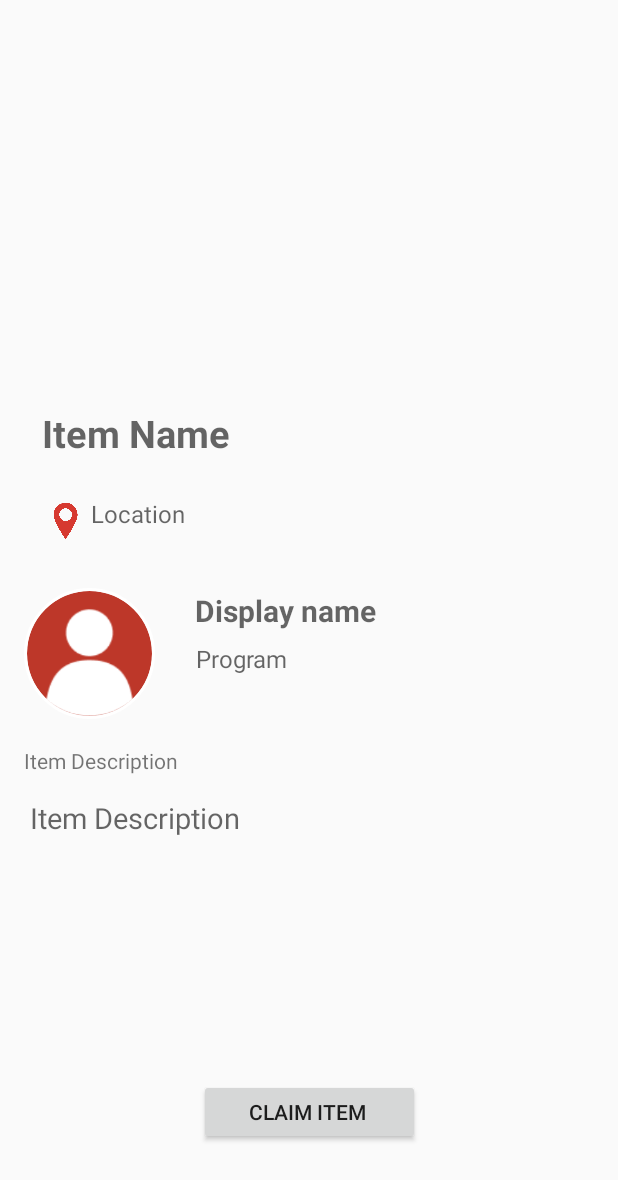
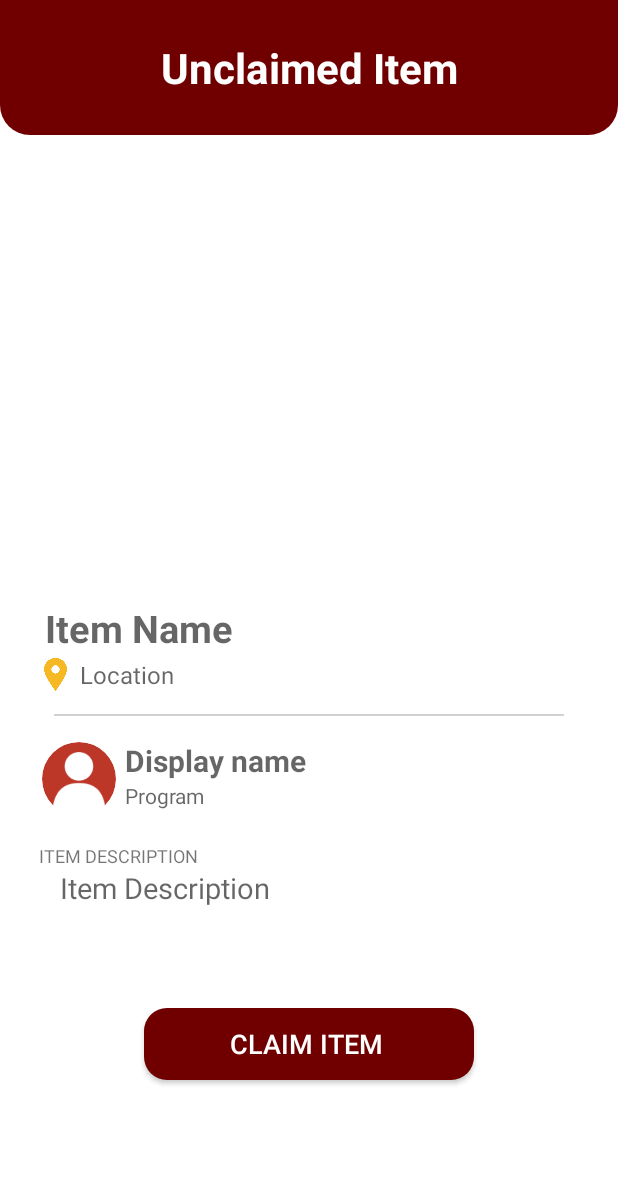
Before and after one commit to triciamaerivera/PupFinds, an Android app: the ViewItemActivity screen opened directly, with no data from a screen before it, on a phone screen of 412 x 824 dp. Shown: the top 1180 px of the screen. Run offline under Robolectric (Android 15) with nearby library versions, the phone set to English and light mode, and no system bars; our stand-ins replace CircleImageView, Firebase (no records; nobody signed in at launch, a user with empty details on screens opened directly), Picasso.

Commit message:
updated UI

```diff
--- a/app/src/main/res/drawable-nodpi/maroon_edge.xml
+++ b/app/src/main/res/drawable-nodpi/maroon_edge.xml
@@ -4,7 +4,7 @@
 
     <solid android:color="@color/PUPFinds" />
 
-    <corners android:bottomLeftRadius="30dp" android:bottomRightRadius="30dp" />
+    <corners android:bottomLeftRadius="20dp" android:bottomRightRadius="20dp" />
 
 
 
--- a/app/src/main/res/layout/activity_upload_found_item.xml
+++ b/app/src/main/res/layout/activity_upload_found_item.xml
@@ -147,12 +147,13 @@
             <EditText
                 android:id="@+id/foundItemDescription"
                 android:layout_width="328dp"
-                android:layout_height="96dp"
+                android:layout_height="192dp"
                 android:layout_marginTop="15dp"
                 android:background="@drawable/entry"
                 android:gravity="top"
                 android:hint="Item Description"
                 android:isScrollContainer="true"
+                android:maxLength="400"
                 android:paddingStart="10dp"
                 android:paddingTop="10dp"
                 android:paddingEnd="10dp"
@@ -164,7 +165,7 @@
                 android:id="@+id/itemImage"
                 android:layout_width="328dp"
                 android:layout_height="328dp"
-                android:layout_marginTop="24dp"
+                android:layout_marginTop="15dp"
                 android:paddingStart="10dp"
                 android:paddingEnd="10dp"
                 android:scaleType="centerCrop"
--- a/app/src/main/res/layout/activity_upload_lost_item.xml
+++ b/app/src/main/res/layout/activity_upload_lost_item.xml
@@ -147,12 +147,13 @@
             <EditText
                 android:id="@+id/LostItemDescription"
                 android:layout_width="328dp"
-                android:layout_height="96dp"
+                android:layout_height="192dp"
                 android:layout_marginTop="15dp"
                 android:background="@drawable/entry"
                 android:gravity="top"
                 android:hint="Item Description"
                 android:isScrollContainer="true"
+                android:maxLength="400"
                 android:paddingStart="10dp"
                 android:paddingTop="10dp"
                 android:paddingEnd="10dp"
--- a/app/src/main/res/layout/activity_view_item.xml
+++ b/app/src/main/res/layout/activity_view_item.xml
@@ -3,134 +3,179 @@
     xmlns:app="http://schemas.android.com/apk/res-auto"
     xmlns:tools="http://schemas.android.com/tools"
     android:layout_width="match_parent"
+    android:layout_height="match_parent">
+
+
+    <ScrollView
+        android:id="@+id/scrollView2"
+        android:layout_width="match_parent"
         android:layout_height="match_parent"
-    android:padding="16dp">
+        android:fillViewport="true"
+        android:visibility="visible"
+        app:layout_constraintEnd_toEndOf="parent"
+        app:layout_constraintHorizontal_bias="0.0"
+        app:layout_constraintStart_toStartOf="parent"
+        tools:layout_editor_absoluteY="96dp">
+
+        <androidx.constraintlayout.widget.ConstraintLayout
+            android:layout_width="match_parent"
+            android:layout_height="wrap_content"
+            android:background="@color/white"
+            android:scrollbarSize="20dp">
+
 
             <ImageView
                 android:id="@+id/itemImageView"
-        android:layout_width="match_parent"
-        android:layout_height="200dp"
+                android:layout_width="415dp"
+                android:layout_height="310dp"
+                android:layout_marginTop="76dp"
                 android:scaleType="centerCrop"
-        app:layout_constraintBottom_toBottomOf="parent"
                 app:layout_constraintEnd_toEndOf="parent"
+                app:layout_constraintHorizontal_bias="0.333"
                 app:layout_constraintStart_toStartOf="parent"
                 app:layout_constraintTop_toTopOf="parent"
-        app:layout_constraintVertical_bias="0.06"
                 tools:src="@drawable/placeholder_image" />
 
             <TextView
                 android:id="@+id/itemNameTextView"
-        android:layout_width="358dp"
-        android:layout_height="51dp"
+                android:layout_width="359dp"
+                android:layout_height="32dp"
+                android:layout_marginStart="30dp"
+                android:layout_marginTop="15dp"
                 android:hint="Item Name"
+                android:textColor="@color/PUPFinds"
                 android:textSize="25dp"
                 android:textStyle="bold"
-        app:layout_constraintBottom_toBottomOf="parent"
+                app:layout_constraintStart_toStartOf="parent"
+                app:layout_constraintTop_toBottomOf="@+id/itemImageView" />
+
+            <ImageView
+                android:id="@+id/imageView"
+                android:layout_width="22dp"
+                android:layout_height="22dp"
+                android:layout_marginStart="26dp"
+                app:layout_constraintStart_toStartOf="parent"
+                app:layout_constraintTop_toTopOf="@+id/itemLocationTextView"
+                app:srcCompat="@drawable/pin" />
+
+            <TextView
+                android:id="@+id/itemLocationTextView"
+                android:layout_width="272dp"
+                android:layout_height="wrap_content"
+                android:layout_marginStart="5dp"
+                android:layout_marginTop="5dp"
+                android:hint="Location"
+                android:textColor="@color/PUPFinds"
+                android:textSize="16dp"
+                app:layout_constraintStart_toEndOf="@+id/imageView"
+                app:layout_constraintTop_toBottomOf="@+id/itemNameTextView" />
+
+            <View
+                android:id="@+id/line"
+                android:layout_width="340dp"
+                android:layout_height="1dp"
+                android:layout_marginTop="15dp"
+                android:background="#D1D1D1"
                 app:layout_constraintEnd_toEndOf="parent"
-        app:layout_constraintHorizontal_bias="0.542"
                 app:layout_constraintStart_toStartOf="parent"
-        app:layout_constraintTop_toTopOf="parent"
-        app:layout_constraintVertical_bias="0.345" />
+                app:layout_constraintTop_toBottomOf="@+id/itemLocationTextView" />
+
+            <de.hdodenhof.circleimageview.CircleImageView
+                android:id="@+id/imageViewProfilePicture"
+                android:layout_width="53dp"
+                android:layout_height="53dp"
+                android:layout_marginStart="26dp"
+                android:layout_marginTop="15dp"
+                android:src="@drawable/reg_profile"
+                app:civ_border_color="#FFFFFF"
+                app:civ_border_width="2dp"
+                app:layout_constraintStart_toStartOf="parent"
+                app:layout_constraintTop_toBottomOf="@+id/line" />
+
+            <TextView
+                android:id="@+id/DisplayNameTextView"
+                android:layout_width="251dp"
+                android:layout_height="wrap_content"
+                android:layout_marginStart="4dp"
+                android:layout_marginTop="16dp"
+                android:hint="Display name"
+                android:textColor="@color/PUPFinds"
+                android:textSize="20dp"
+                android:textStyle="bold"
+                app:layout_constraintStart_toEndOf="@+id/imageViewProfilePicture"
+                app:layout_constraintTop_toBottomOf="@+id/line" />
+
+            <TextView
+                android:id="@+id/ProgramTextView"
+                android:layout_width="wrap_content"
+                android:layout_height="wrap_content"
+                android:layout_marginStart="4dp"
+                android:hint="Program"
+                android:textColor="#674747"
+                android:textSize="14sp"
+                app:layout_constraintStart_toEndOf="@+id/imageViewProfilePicture"
+                app:layout_constraintTop_toBottomOf="@+id/DisplayNameTextView" />
+
+            <TextView
+                android:id="@+id/textView3"
+                android:layout_width="wrap_content"
+                android:layout_height="wrap_content"
+                android:layout_marginStart="26dp"
+                android:layout_marginTop="16dp"
+                android:text="ITEM DESCRIPTION"
+                android:textSize="12sp"
+                app:layout_constraintStart_toStartOf="parent"
+                app:layout_constraintTop_toBottomOf="@+id/imageViewProfilePicture" />
 
             <TextView
                 android:id="@+id/itemDescription"
                 android:layout_width="349dp"
-        android:layout_height="142dp"
+                android:layout_height="wrap_content"
+                android:layout_marginStart="17dp"
+                android:hint="Item Description"
                 android:textSize="19dp"
-        android:hint="Item Description"
-        app:layout_constraintBottom_toBottomOf="parent"
                 app:layout_constraintEnd_toEndOf="parent"
-        app:layout_constraintHorizontal_bias="0.136"
+                app:layout_constraintHorizontal_bias="0.507"
                 app:layout_constraintStart_toStartOf="parent"
-        app:layout_constraintTop_toTopOf="parent"
-        app:layout_constraintVertical_bias="0.794" />
-
-    <TextView
-        android:id="@+id/ProgramTextView"
-        android:layout_width="250dp"
-        android:layout_height="40dp"
-        android:hint="Program"
-        android:textSize="16dp"
-        app:layout_constraintBottom_toBottomOf="parent"
-        app:layout_constraintEnd_toEndOf="parent"
-        app:layout_constraintHorizontal_bias="0.884"
-        app:layout_constraintStart_toStartOf="parent"
-        app:layout_constraintTop_toTopOf="parent"
-        app:layout_constraintVertical_bias="0.548" />
-
-    <TextView
-        android:id="@+id/itemLocationTextView"
-        android:layout_width="311dp"
-        android:layout_height="39dp"
-        android:layout_marginTop="60dp"
-        android:hint="Location"
-        android:textSize="16dp"
-        app:layout_constraintBottom_toBottomOf="parent"
-        app:layout_constraintEnd_toEndOf="parent"
-        app:layout_constraintHorizontal_bias="0.646"
-        app:layout_constraintStart_toStartOf="parent"
-        app:layout_constraintTop_toTopOf="parent"
-        app:layout_constraintVertical_bias="0.369" />
-
-    <de.hdodenhof.circleimageview.CircleImageView
-        android:id="@+id/imageViewProfilePicture"
-        android:layout_width="87dp"
-        android:layout_height="87dp"
-        android:src="@drawable/reg_profile"
-        app:civ_border_color="#FFFFFF"
-        app:civ_border_width="2dp"
-        app:layout_constraintBottom_toBottomOf="parent"
-        app:layout_constraintStart_toStartOf="parent"
-        app:layout_constraintTop_toTopOf="parent"
-        app:layout_constraintVertical_bias="0.534" />
-
-
-
-    <TextView
-        android:id="@+id/textView5"
-        android:layout_width="wrap_content"
-        android:layout_height="wrap_content"
-        android:text="Item Description"
-        app:layout_constraintBottom_toBottomOf="parent"
-        app:layout_constraintEnd_toEndOf="parent"
-        app:layout_constraintHorizontal_bias="0.0"
-        app:layout_constraintStart_toStartOf="parent"
-        app:layout_constraintTop_toTopOf="parent"
-        app:layout_constraintVertical_bias="0.623" />
+                app:layout_constraintTop_toBottomOf="@+id/textView3" />
 
             <Button
                 android:id="@+id/buttonClaim"
-        android:layout_width="147dp"
-        android:layout_height="44dp"
+                android:layout_width="220dp"
+                android:layout_height="48dp"
+                android:layout_marginTop="24dp"
+                android:background="@drawable/maroon_rounded"
                 android:text="Claim Item "
+                android:textColor="@color/white"
+                android:textSize="18sp"
                 app:layout_constraintBottom_toBottomOf="parent"
                 app:layout_constraintEnd_toEndOf="parent"
+                app:layout_constraintHorizontal_bias="0.501"
                 app:layout_constraintStart_toStartOf="parent"
-        app:layout_constraintTop_toBottomOf="@+id/itemDescription" />
+                app:layout_constraintTop_toBottomOf="@+id/itemDescription"
+                app:layout_constraintVertical_bias="0.293" />
+
+        </androidx.constraintlayout.widget.ConstraintLayout>
+    </ScrollView>
 
     <ImageView
-        android:id="@+id/imageView"
-        android:layout_width="27dp"
-        android:layout_height="28dp"
-        app:layout_constraintBottom_toBottomOf="parent"
-        app:layout_constraintEnd_toStartOf="@+id/itemLocationTextView"
-        app:layout_constraintHorizontal_bias="0.761"
-        app:layout_constraintStart_toStartOf="parent"
-        app:layout_constraintTop_toTopOf="parent"
-        app:layout_constraintVertical_bias="0.415"
-        app:srcCompat="@drawable/pin" />
+        android:id="@+id/border"
+        android:layout_width="match_parent"
+        android:layout_height="90dp"
+        app:layout_constraintTop_toTopOf="@+id/scrollView2"
+        app:srcCompat="@drawable/maroon_edge" />
 
     <TextView
-        android:id="@+id/DisplayNameTextView"
-        android:layout_width="251dp"
-        android:layout_height="37dp"
-        android:hint="Display name"
-        android:textSize="20dp"
+        android:id="@+id/textView2"
+        android:layout_width="wrap_content"
+        android:layout_height="wrap_content"
+        android:text="Unclaimed Item"
+        android:textColor="@color/white"
+        android:textSize="28sp"
         android:textStyle="bold"
-        app:layout_constraintBottom_toBottomOf="parent"
-        app:layout_constraintEnd_toEndOf="parent"
-        app:layout_constraintHorizontal_bias="0.887"
-        app:layout_constraintStart_toStartOf="parent"
-        app:layout_constraintTop_toTopOf="parent" />
+        app:layout_constraintBottom_toBottomOf="@id/border"
+        app:layout_constraintEnd_toEndOf="@id/border"
+        app:layout_constraintStart_toStartOf="@+id/border"
+        app:layout_constraintTop_toTopOf="@id/border" />
 
 </androidx.constraintlayout.widget.ConstraintLayout>
--- a/app/src/main/res/layout/dashboard_activity.xml
+++ b/app/src/main/res/layout/dashboard_activity.xml
@@ -50,9 +50,12 @@
             android:layout_width="match_parent"
             android:layout_height="wrap_content"
             android:layout_below="@id/itemsGrid"
+            android:layout_marginStart="8dp"
+            android:layout_marginBottom="20dp"
             android:text="Upload Lost Item"
             app:layout_constraintBottom_toTopOf="@+id/UploadFoundItemButton"
-            app:layout_constraintStart_toStartOf="parent" />
+            app:layout_constraintStart_toStartOf="parent"
+            app:layout_constraintTop_toBottomOf="@+id/recyclerView" />
 
         <Button
             android:id="@+id/UploadFoundItemButton"
```
Also changed, not shown: app/src/main/res/drawable/pin.png, app/src/main/res/layout/item_found_item.xml (line endings or trailing spaces). Lines whose indentation alone changed are shown as unchanged.
